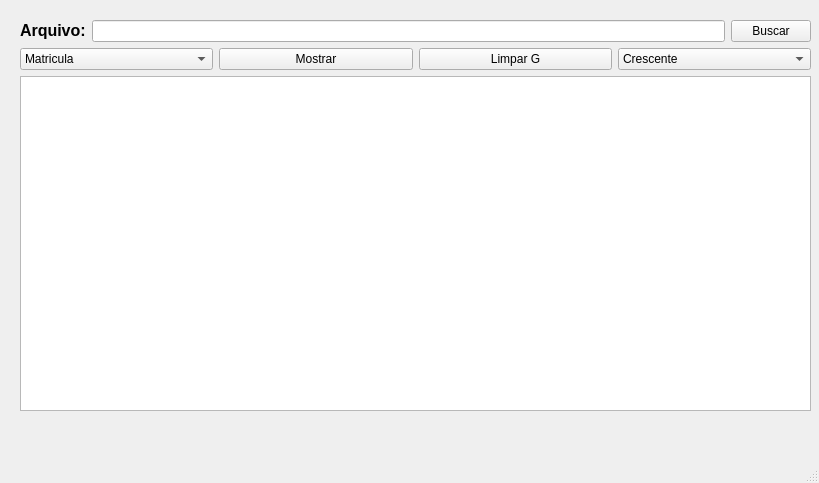
cpedrohenrique1/RelatorioCurso, file mainwindow.ui: the form before one commit.
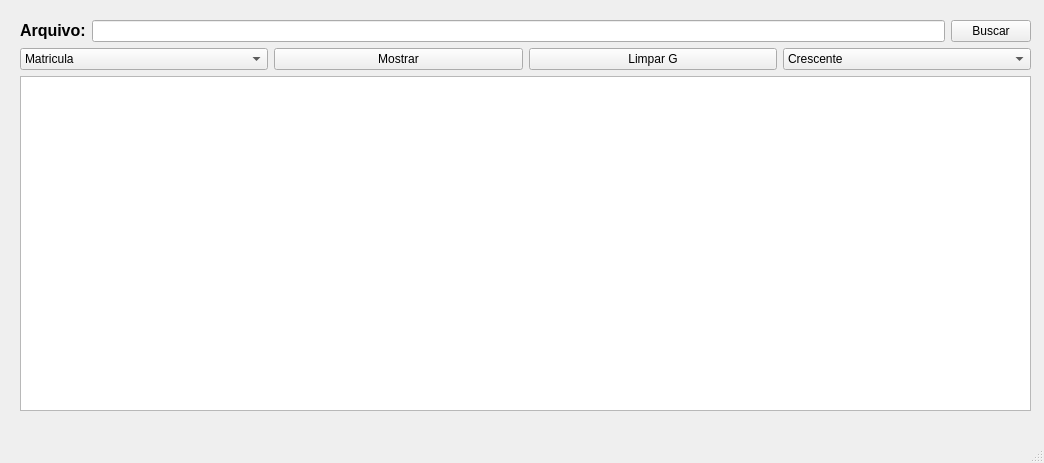
The form after the commit.

The edit to the form file:
```diff
--- a/mainwindow.ui
+++ b/mainwindow.ui
@@ -6,8 +6,8 @@
    <rect>
     <x>0</x>
     <y>0</y>
-    <width>819</width>
-    <height>483</height>
+    <width>1044</width>
+    <height>463</height>
    </rect>
   </property>
   <property name="windowTitle">
@@ -19,7 +19,7 @@
      <rect>
       <x>20</x>
       <y>20</y>
-      <width>791</width>
+      <width>1011</width>
       <height>391</height>
      </rect>
     </property>
```
Left out of the diff: 4 changed lines with no effect on the pictures.
